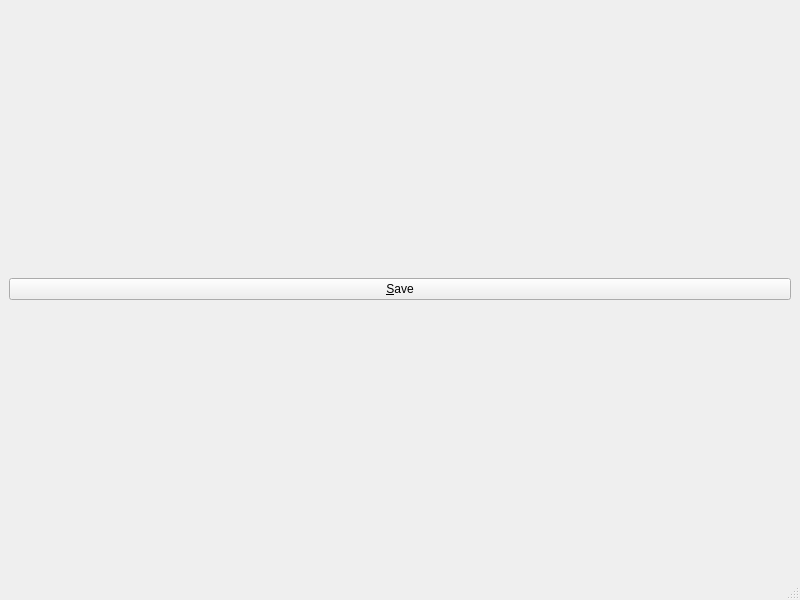
Old version of the form MainWindow.ui in the repository Harrisonp365/FinalPassV2.
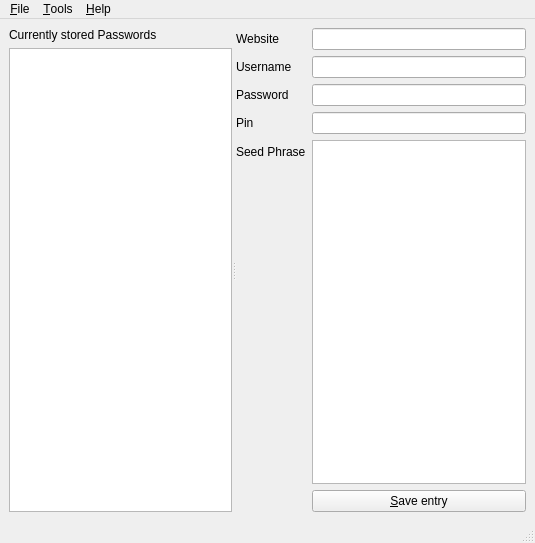
New version of the form.

Patch:
```diff
--- a/MainWindow.ui
+++ b/MainWindow.ui
@@ -6,20 +6,119 @@
    <rect>
     <x>0</x>
     <y>0</y>
-    <width>800</width>
-    <height>600</height>
+    <width>535</width>
+    <height>543</height>
    </rect>
   </property>
   <property name="windowTitle">
    <string>MainWindow</string>
   </property>
-  <widget class="QWidget" name="centralwidget">
+  <widget class="QWidget" name="centralWidget">
+   <property name="sizePolicy">
+    <sizepolicy hsizetype="Expanding" vsizetype="Expanding">
+     <horstretch>0</horstretch>
+     <verstretch>0</verstretch>
+    </sizepolicy>
+   </property>
+   <property name="minimumSize">
+    <size>
+     <width>500</width>
+     <height>500</height>
+    </size>
+   </property>
+   <property name="baseSize">
+    <size>
+     <width>500</width>
+     <height>500</height>
+    </size>
+   </property>
+   <property name="mouseTracking">
+    <bool>false</bool>
+   </property>
+   <property name="autoFillBackground">
+    <bool>true</bool>
+   </property>
    <layout class="QVBoxLayout" name="verticalLayout">
     <item>
-     <widget class="QPushButton" name="saveBtn">
-      <property name="text">
-       <string>&amp;Save</string>
+     <widget class="QSplitter" name="splitter">
+      <property name="orientation">
+       <enum>Qt::Horizontal</enum>
       </property>
+      <widget class="QWidget" name="verticalLayoutWidget">
+       <layout class="QVBoxLayout" name="leftVerticalLayout">
+        <item>
+         <widget class="QLabel" name="PasswordHeading">
+          <property name="text">
+           <string>Currently stored Passwords</string>
+          </property>
+         </widget>
+        </item>
+        <item>
+         <widget class="QListView" name="passwordView"/>
+        </item>
+       </layout>
+      </widget>
+      <widget class="QWidget" name="formLayoutWidget">
+       <layout class="QFormLayout" name="rightFormLayout">
+        <item row="0" column="0">
+         <widget class="QLabel" name="siteLabel">
+          <property name="text">
+           <string>Website</string>
+          </property>
+         </widget>
+        </item>
+        <item row="0" column="1">
+         <widget class="QLineEdit" name="siteEdit"/>
+        </item>
+        <item row="1" column="0">
+         <widget class="QLabel" name="userLabel">
+          <property name="text">
+           <string>Username</string>
+          </property>
+         </widget>
+        </item>
+        <item row="1" column="1">
+         <widget class="QLineEdit" name="userEdit"/>
+        </item>
+        <item row="2" column="0">
+         <widget class="QLabel" name="passwordLabel">
+          <property name="text">
+           <string>Password</string>
+          </property>
+         </widget>
+        </item>
+        <item row="3" column="0">
+         <widget class="QLabel" name="pinLabel">
+          <property name="text">
+           <string>Pin</string>
+          </property>
+         </widget>
+        </item>
+        <item row="3" column="1">
+         <widget class="QLineEdit" name="pinEdit"/>
+        </item>
+        <item row="4" column="0">
+         <widget class="QLabel" name="seedLabel">
+          <property name="text">
+           <string>Seed Phrase</string>
+          </property>
+         </widget>
+        </item>
+        <item row="4" column="1">
+         <widget class="QPlainTextEdit" name="plainTextEdit"/>
+        </item>
+        <item row="2" column="1">
+         <widget class="QLineEdit" name="passwordEdit"/>
+        </item>
+        <item row="5" column="1">
+         <widget class="QPushButton" name="saveButton">
+          <property name="text">
+           <string>&amp;Save entry</string>
+          </property>
+         </widget>
+        </item>
+       </layout>
+      </widget>
      </widget>
     </item>
    </layout>
@@ -29,10 +128,33 @@
     <rect>
      <x>0</x>
      <y>0</y>
-     <width>800</width>
+     <width>535</width>
      <height>21</height>
     </rect>
    </property>
+   <widget class="QMenu" name="menuFile">
+    <property name="title">
+     <string>&amp;File</string>
+    </property>
+    <addaction name="actionBackUp"/>
+    <addaction name="separator"/>
+    <addaction name="actionEXit"/>
+   </widget>
+   <widget class="QMenu" name="menuHelp">
+    <property name="title">
+     <string>&amp;Help</string>
+    </property>
+    <addaction name="actionAbout"/>
+   </widget>
+   <widget class="QMenu" name="menuTools">
+    <property name="title">
+     <string>&amp;Tools</string>
+    </property>
+    <addaction name="actionFind"/>
+   </widget>
+   <addaction name="menuFile"/>
+   <addaction name="menuTools"/>
+   <addaction name="menuHelp"/>
   </widget>
   <widget class="QStatusBar" name="statusbar"/>
  </widget>
```
Left out of the diff: 20 changed lines with no effect on the pictures.
